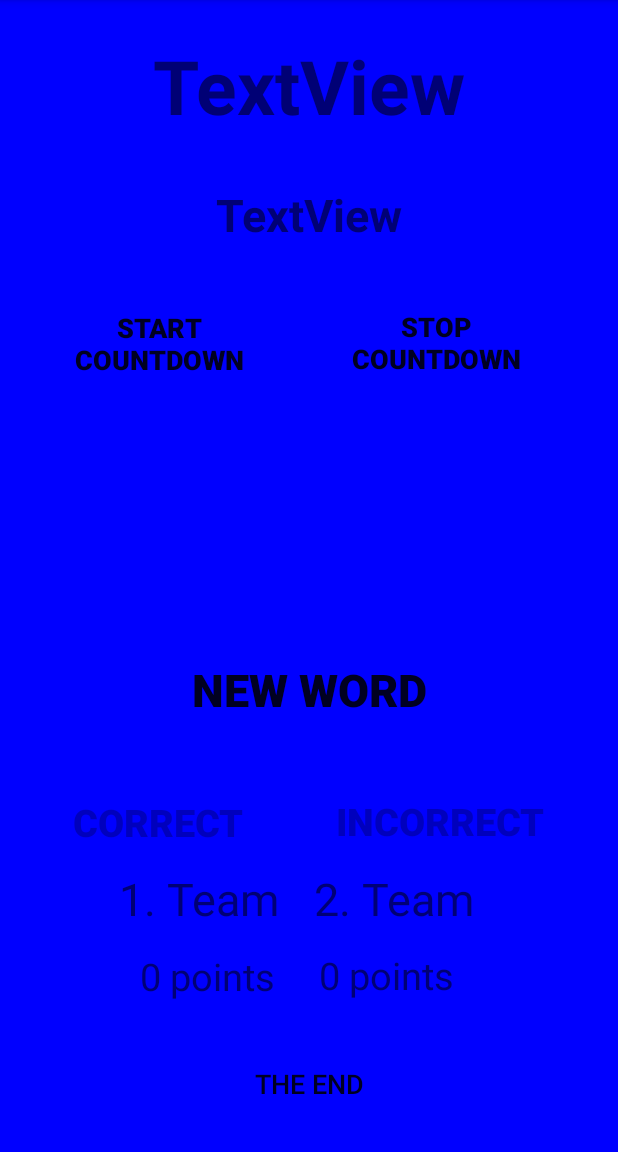
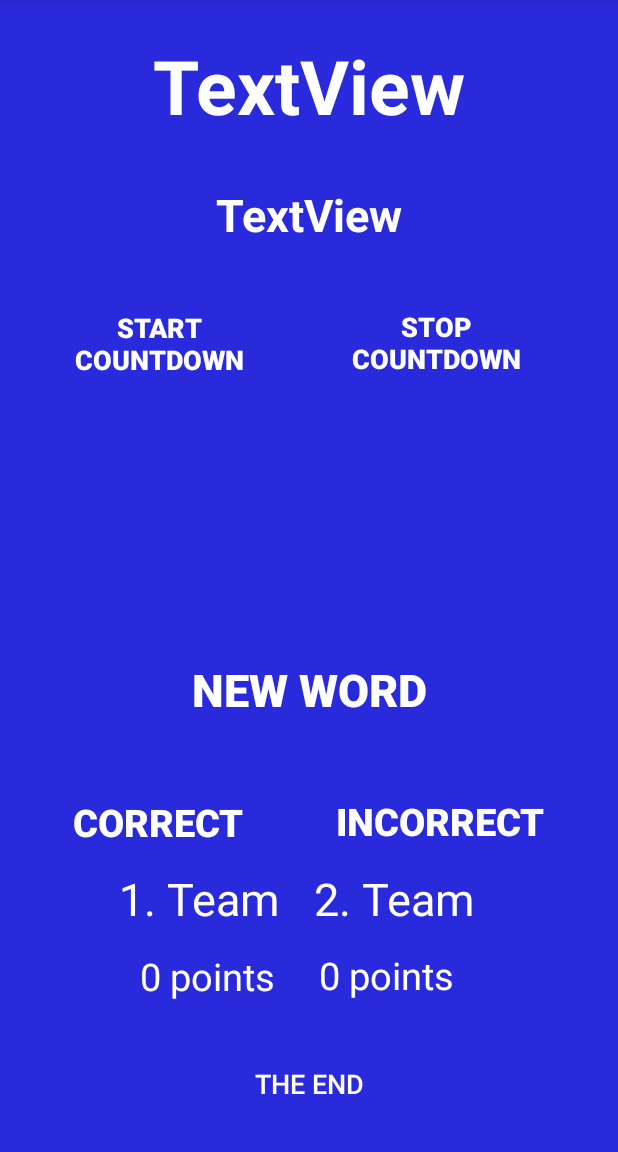
Before and after one commit to gapso8/ActivityGame, an Android app: the PlayActivity screen opened directly, with no data from a screen before it, on a phone screen of 412 x 824 dp, the part 84-1236 px from its top. Run offline under Robolectric (Android 15) with nearby library versions, the phone set to English and light mode, and no system bars.

Commit message:
Activity - Bundle bug fixed ;), Background color changing added, Button enabling/disabling changed, Text color changed, README file updated

```diff
--- a/app/src/main/java/com/example/gaper/activity/EndActivity.java
+++ b/app/src/main/java/com/example/gaper/activity/EndActivity.java
@@ -9,6 +9,7 @@ public class EndActivity extends PlayActivity {
 
     private TextView endText;
     private TextView stats;
+    private String[] teamName;
 
     double average;
 
@@ -22,10 +23,12 @@ public class EndActivity extends PlayActivity {
 
         Bundle myBundle = getIntent().getExtras();
 
+        //teamName = myBundle.getStringArray("teamName");
+
         Team myTeam1 = (Team) myBundle.getSerializable("team1");
         Team myTeam2 = (Team) myBundle.getSerializable("team2");
 
-        Log.d("neki", myTeam1.name + "_ " + myTeam2.name);
+        //Log.d("neki", myTeam1.name + "_ " + myTeam2.name);
 
         //setText();
         //setStats();
--- a/app/src/main/java/com/example/gaper/activity/PlayActivity.java
+++ b/app/src/main/java/com/example/gaper/activity/PlayActivity.java
@@ -9,7 +9,7 @@ import android.net.Uri;
 import android.os.Bundle;
 import android.os.CountDownTimer;
 import android.os.Vibrator;
-import android.util.Log;
+import android.support.constraint.ConstraintLayout;
 import android.view.View;
 import android.widget.Button;
 import android.widget.ImageButton;
@@ -43,10 +43,9 @@ public class PlayActivity extends MainActivity {
     private String p = "points";
 
     private String[] presentation = {"speaking", "drawing", "pantomime"};
-    private String [] teamName;
-    private String [] teamColor;
-    private int [] teamColorInt = new int [2];
-    private String [][] players;
+    private String[] teamColor;
+    private String[] teamName;
+    private String[][] players;
     private ArrayList values1 = new ArrayList();
     private ArrayList values2 = new ArrayList();
 
@@ -54,12 +53,9 @@ public class PlayActivity extends MainActivity {
     public MediaPlayer mp;
     private MyDatabase myDB = new MyDatabase(this);
     private CountDownTimer countDownTimer;
-/*
-    int RED = getResources().getColor(R.color.red);
-    int GREEN = getResources().getColor(R.color.green);
-    int BLUE = getResources().getColor(R.color.blue);
-    int BLACK = getResources().getColor(R.color.black);
-*/
+
+    ConstraintLayout constraintLayout;
+
     private View.OnClickListener btnClickListener = new View.OnClickListener() {
         @Override
         public void onClick(View v) {
@@ -78,7 +74,7 @@ public class PlayActivity extends MainActivity {
                     enableButtons(true, 2);
                     break;
                 case R.id.newWord:
-                    changeNames();
+                    change();
                     setRandomWord();
                     time.setText("");
                     enableButtons(false, 1);
@@ -109,22 +105,20 @@ public class PlayActivity extends MainActivity {
 
         //populateDatabase();
 
-        //ConstraintLayout constraintLayout = (ConstraintLayout) findViewById(R.id.constraintLayout);
-        //constraintLayout.setBackgroundColor(getResources().getColor(R.color.red));
+        constraintLayout = (ConstraintLayout) findViewById(R.id.constraintLayout);
 
         playingTeamName = (TextView) findViewById(R.id.teamName);
         playerOn = (TextView) findViewById(R.id.playerOn);
         visible = (ImageButton) findViewById(R.id.visible);
-
         start = (Button) findViewById(R.id.start);
         start.setOnClickListener(btnClickListener);
         stop = (Button) findViewById(R.id.stop);
         stop.setOnClickListener(btnClickListener);
-        up =  (Button)findViewById(R.id.up);
+        up = (Button) findViewById(R.id.up);
         up.setOnClickListener(btnClickListener);
-        down = (Button)findViewById(R.id.down);
+        down = (Button) findViewById(R.id.down);
         down.setOnClickListener(btnClickListener);
-        newWord = (Button)findViewById(R.id.newWord);
+        newWord = (Button) findViewById(R.id.newWord);
         newWord.setOnClickListener(btnClickListener);
         word = (TextView) findViewById(R.id.word);
         word.setOnClickListener(btnClickListener);
@@ -150,22 +144,21 @@ public class PlayActivity extends MainActivity {
         myBund = getIntent().getExtras();
 
         if (myBund != null) {
-
-            Log.d("neki", myBund + " my bundle ");
-
-            teamName = myBund.getStringArray("teamName");   //Error
+            teamName = myBund.getStringArray("teamName");
             teamColor = myBund.getStringArray("teamColor");
             players = (String[][]) myBund.getSerializable("players");
 
+            if (teamName != null) {
                 playingTeamName.setText(teamName[0]);
                 playerOn.setText(players[0][0]);
                 points1Team.setText(teamName[0]);
                 points2Team.setText(teamName[1]);
 
+                setTeamColor(teamColor[0]);
+            }
+        }
         start.setEnabled(false);
         stop.setEnabled(false);
-
-            //setTeamColor();
 
         visible.setOnClickListener(new View.OnClickListener() {
             @Override
@@ -181,7 +174,7 @@ public class PlayActivity extends MainActivity {
                 return false;
             }
         });
-        }
+
     }
 
     @Override
@@ -194,19 +187,18 @@ public class PlayActivity extends MainActivity {
         countDownTimer = new CountDownTimer(timeS * 1000, 1000) {
             @Override
             public void onTick(long millisUntilFinished) {
-                int sek = (int)millisUntilFinished / 1000;
+                int sek = (int) millisUntilFinished / 1000;
                 int minute = sek / 60;
                 int preostaleSekunde = sek - minute * 60;
 
                 String secondString = preostaleSekunde < 2 ? " second left" : " seconds left";
 
                 if (minute < 1) {
-                    time.setText(preostaleSekunde +  secondString);
-                }
-                else {
+                    time.setText(preostaleSekunde + secondString);
+                } else {
                     time.setText(minute + " minute : " + preostaleSekunde + secondString);
                 }
-                if(sek <= 10){
+                if (sek <= 10) {
                     time.setTextColor(Color.parseColor("#FF0000"));
                     mp.start();
                 }
@@ -228,7 +220,6 @@ public class PlayActivity extends MainActivity {
         countDownTimer.start();
     }
 
-
     public void cancel() {
         if (countDownTimer != null) {
             countDownTimer.cancel();
@@ -237,43 +228,58 @@ public class PlayActivity extends MainActivity {
         }
     }
 
-    private void enableButtons(boolean enable, int a){
+    private void enableButtons(boolean enable, int a) {
         if (enable) {
             switch (a) {
                 case 1:
                     up.setEnabled(true);
+                    up.setTextColor(getResources().getColor(R.color.text));
                     down.setEnabled(true);
+                    down.setTextColor(getResources().getColor(R.color.text));
                     newWord.setEnabled(true);
+                    newWord.setTextColor(getResources().getColor(R.color.text));
                     break;
                 case 2:
                     up.setEnabled(true);
+                    up.setTextColor(getResources().getColor(R.color.text));
                     down.setEnabled(true);
+                    down.setTextColor(getResources().getColor(R.color.text));
                     stop.setEnabled(false);
+                    stop.setTextColor(getResources().getColor(R.color.grey));
                     break;
                 case 3:
                     newWord.setEnabled(true);
+                    newWord.setTextColor(getResources().getColor(R.color.text));
                     up.setEnabled(false);
+                    up.setTextColor(getResources().getColor(R.color.grey));
                     down.setEnabled(false);
+                    down.setTextColor(getResources().getColor(R.color.grey));
                     break;
                 case 4:
                     start.setEnabled(false);
+                    start.setTextColor(getResources().getColor(R.color.grey));
                     stop.setEnabled(true);
+                    stop.setTextColor(getResources().getColor(R.color.text));
                     break;
             }
-        }
-        else {
+        } else {
             up.setEnabled(false);
+            up.setTextColor(getResources().getColor(R.color.grey));
             down.setEnabled(false);
+            down.setTextColor(getResources().getColor(R.color.grey));
             newWord.setEnabled(false);
+            newWord.setTextColor(getResources().getColor(R.color.grey));
             stop.setEnabled(false);
+            stop.setTextColor(getResources().getColor(R.color.grey));
             start.setEnabled(true);
+            start.setTextColor(getResources().getColor(R.color.text));
         }
     }
 
     private void setRandomWord() {
-        Cursor myCursor = myDB.getWordFromTable((int)(Math.random() * Words.getWords().length-1));
+        Cursor myCursor = myDB.getWordFromTable((int) (Math.random() * Words.getWords().length - 1));
 
-        if (myCursor.moveToFirst()){
+        if (myCursor.moveToFirst()) {
             String data = myCursor.getString(myCursor.getColumnIndex("word"));
             word.setText(data);
             share.setText(presentation[(int) (Math.random() * presentation.length)]);
@@ -283,7 +289,7 @@ public class PlayActivity extends MainActivity {
 
     public void goTo(View view) {
         a = word.getText().toString();
-        goToUrl("http://www.dictionary.com/browse/"+ a +"?s=t");
+        goToUrl("http://www.dictionary.com/browse/" + a + "?s=t");
     }
 
     private void goToUrl(String url) {
@@ -292,13 +298,13 @@ public class PlayActivity extends MainActivity {
         startActivity(launchBrowser);
     }
 
-    private void points(boolean a){
-        if(a) {
+    private void points(boolean a) {
+        if (a) {
             setValues("correct");
             points1.setText(getTeamPoints(values1) + " " + p);
             points2.setText(getTeamPoints(values2) + " " + p);
 
-            switch(share.getText().toString()){
+            switch (share.getText().toString()) {
                 case "speaking":
                     setValues("scor");
                     break;
@@ -311,12 +317,12 @@ public class PlayActivity extends MainActivity {
                     setValues("pcor");
                     break;
             }
-        }else {
+        } else {
             setValues("incorrect");
             points1.setText(getTeamPoints(values1) + " " + p);
             points2.setText(getTeamPoints(values2) + " " + p);
 
-            switch(share.getText().toString()){
+            switch (share.getText().toString()) {
                 case "speaking":
                     setValues("sinc");
                     break;
@@ -332,15 +338,15 @@ public class PlayActivity extends MainActivity {
         }
     }
 
-    private void setValues(String val){
-        if(playingTeamName.getText().toString().equals(teamName[0])){
+    private void setValues(String val) {
+        if (playingTeamName.getText().toString().equals(teamName[0])) {
             values1.add(val);
-        }else{
+        } else {
             values2.add(val);
         }
     }
 
-    private int getTeamPoints(ArrayList val){
+    private int getTeamPoints(ArrayList val) {
         int points = 0;
         points = Collections.frequency(val, "correct");
         if (points == 1)
@@ -350,14 +356,15 @@ public class PlayActivity extends MainActivity {
         return points;
     }
 
-    private void theEnd(){
-        Bundle myBund = new Bundle();
-        Team team1 = new Team(teamName[0], teamColorInt[0], players[0][0], players[0][1], values1);
-        Team team2 = new Team(teamName[1], teamColorInt[1], players[1][0], players[1][1], values2);
+    private void theEnd() {
+        Bundle myBundle = new Bundle();
+        Team team1 = new Team(teamName[0], teamColor[0], players[0][0], players[0][1], values1);
+        Team team2 = new Team(teamName[1], teamColor[1], players[1][0], players[1][1], values2);
 
-        Intent j = new Intent(getApplicationContext(), EndActivity.class);
+        Intent j = new Intent(PlayActivity.this, EndActivity.class);
         j.putExtra("team1", team1);
         j.putExtra("team2", team2);
+
         startActivity(j);
         finish();
     }
@@ -374,59 +381,60 @@ public class PlayActivity extends MainActivity {
         myDB.insertScore();
     }
 
-    private void changeNames(){
+    private void change() {
         String pt = playingTeamName.getText().toString();
         String p = playerOn.getText().toString();
 
-        if(pt.equals(teamName[0]) && word.getText().toString().equals("")) {
+        if (pt.equals(teamName[0]) && word.getText().toString().equals("")) {
             playingTeamName.setText(teamName[0]);
             playerOn.setText(players[0][0]);
 
-        }else {
-            if(pt.equals(teamName[0])){
+        } else {
+            if (pt.equals(teamName[0])) {
                 playingTeamName.setText(teamName[1]);
+                setTeamColor(teamColor[1]);
 
-
-                if(p.equals(players[0][0])) {
+                if (p.equals(players[0][0])) {
                     playerOn.setText(players[1][0]);
-                }else if(p.equals(players[0][1]))
+                } else if (p.equals(players[0][1]))
                     playerOn.setText(players[1][1]);
-                else if(p.equals(players[1][1]))
+                else if (p.equals(players[1][1]))
                     playerOn.setText(players[0][0]);
 
-            }else {
+            } else {
                 playingTeamName.setText(teamName[0]);
+                setTeamColor(teamColor[0]);
+
 
                 if (p.equals(players[1][0]))
                     playerOn.setText(players[0][1]);
-                else if(p.equals(players[1][1]))
+                else if (p.equals(players[1][1]))
                     playerOn.setText(players[0][0]);
-                else if(p.equals(players[0][1]))
+                else if (p.equals(players[0][1]))
                     playerOn.setText(players[1][1]);
+
             }
         }
     }
 
-    /*private void setTeamColor(){
-        String color = teamColor[0];
-
-        for(int i= 0; i < 2; i++) {
-            switch (color) {
+    private void setTeamColor(String col) {
+        switch (col) {
             case "red":
-                    teamColorInt[i] = RED;
+                constraintLayout.setBackgroundColor(getResources().getColor(R.color.red));
+                //changeTextColor(1);
                 break;
             case "green":
-                    teamColorInt[i] = GREEN;
+                constraintLayout.setBackgroundColor(getResources().getColor(R.color.green));
+                //changeTextColor(1);
                 break;
             case "blue":
-                    teamColorInt[i] = BLUE;
+                constraintLayout.setBackgroundColor(getResources().getColor(R.color.blue));
+                //changeTextColor(1);
                 break;
             case "black":
-                    teamColorInt[i] = BLACK;
+                constraintLayout.setBackgroundColor(getResources().getColor(R.color.black));
+                //changeTextColor(0);
                 break;
         }
-            color = teamColor[1];
     }
 }
-*/
-}
--- a/app/src/main/java/com/example/gaper/activity/Team.java
+++ b/app/src/main/java/com/example/gaper/activity/Team.java
@@ -9,12 +9,12 @@ import java.util.ArrayList;
 
 public class Team implements Serializable{
     String name;
-    int color;
+    String color;
     String player1;
     String player2;
     ArrayList values;
 
-    public Team(String name, int color, String player1, String player2, ArrayList values){
+    public Team(String name, String color, String player1, String player2, ArrayList values){
         this.name = name;
         this.color = color;
         this.player1 = player1;
--- a/app/src/main/java/com/example/gaper/activity/TeamsActivity.java
+++ b/app/src/main/java/com/example/gaper/activity/TeamsActivity.java
@@ -1,18 +1,13 @@
 package com.example.gaper.activity;
 
 import android.content.Intent;
-import android.graphics.Paint;
-import android.support.v7.app.AppCompatActivity;
 import android.os.Bundle;
 import android.view.View;
-import android.view.ViewGroup;
 import android.widget.Button;
 import android.widget.EditText;
 import android.widget.ImageButton;
 import android.widget.TextView;
 import android.widget.Toast;
-
-//TESTING TESTING
 
 public class TeamsActivity extends MainActivity {
 
@@ -33,7 +28,6 @@ public class TeamsActivity extends MainActivity {
 
     ImageButton[] buttons;
 
-    //String name = "";
     String color = "";
     String[] teamName = new String[2];
     String[] teamColor = new String[2];
--- a/app/src/main/res/layout/play_activity.xml
+++ b/app/src/main/res/layout/play_activity.xml
@@ -16,6 +16,7 @@
         android:layout_marginEnd="8dp"
         android:layout_marginStart="8dp"
         android:text="@string/startCountdown"
+        android:textColor="@color/text"
         android:textSize="18sp"
         android:textStyle="bold"
         app:layout_constraintBottom_toTopOf="@+id/time"
@@ -32,6 +33,7 @@
         android:layout_height="68dp"
         android:layout_marginEnd="32dp"
         android:text="@string/stopCountdown"
+        android:textColor="@color/text"
         android:textSize="18sp"
         android:textStyle="bold"
         app:layout_constraintBottom_toTopOf="@+id/time"
@@ -49,6 +51,7 @@
         android:paddingLeft="10dp"
         android:paddingRight="10dp"
         android:text="@string/time"
+        android:textColor="@color/text"
         android:textAlignment="center"
         android:textAppearance="@style/TextAppearance.AppCompat.SearchResult.Title"
         android:textSize="30sp"
@@ -67,6 +70,7 @@
         android:layout_marginTop="8dp"
         android:enabled="false"
         android:text="@string/correct"
+        android:textColor="@color/text"
         android:textAlignment="center"
         android:textSize="25sp"
         android:textStyle="bold"
@@ -85,6 +89,7 @@
         android:layout_marginTop="8dp"
         android:enabled="false"
         android:text="@string/incorrect"
+        android:textColor="@color/text"
         android:textAlignment="center"
         android:textSize="25sp"
         android:textStyle="bold"
@@ -101,6 +106,7 @@
         android:layout_width="0dp"
         android:layout_height="wrap_content"
         android:text="@string/word"
+        android:textColor="@color/text"
         android:textAlignment="center"
         android:textSize="40sp"
         app:layout_constraintBottom_toTopOf="@+id/up"
@@ -116,6 +122,7 @@
         android:layout_width="0dp"
         android:layout_height="wrap_content"
         android:text="@string/newWord"
+        android:textColor="@color/text"
         android:textSize="30sp"
         android:textStyle="bold"
         app:layout_constraintBottom_toTopOf="@+id/up"
@@ -130,6 +137,7 @@
         android:layout_width="0dp"
         android:layout_height="wrap_content"
         android:text="@string/app_name"
+        android:textColor="@color/text"
         android:textAlignment="center"
         android:textSize="20sp"
         app:layout_constraintBottom_toTopOf="@+id/newWord"
@@ -145,6 +153,7 @@
         android:layout_width="wrap_content"
         android:layout_height="wrap_content"
         android:text="@string/the_end"
+        android:textColor="@color/text"
         android:textSize="18sp"
         app:layout_constraintBottom_toBottomOf="parent"
         app:layout_constraintEnd_toEndOf="parent"
@@ -157,6 +166,7 @@
         android:layout_width="wrap_content"
         android:layout_height="wrap_content"
         android:text="@string/play_team_name"
+        android:textColor="@color/text"
         android:textSize="50sp"
         android:textStyle="bold"
         app:layout_constraintBottom_toBottomOf="parent"
@@ -170,6 +180,7 @@
         android:layout_width="wrap_content"
         android:layout_height="wrap_content"
         android:text="@string/team_1_points"
+        android:textColor="@color/text"
         android:textSize="30sp"
         app:layout_constraintBottom_toBottomOf="parent"
         app:layout_constraintEnd_toEndOf="parent"
@@ -183,6 +194,7 @@
         android:layout_width="wrap_content"
         android:layout_height="wrap_content"
         android:text="@string/team_2_points"
+        android:textColor="@color/text"
         android:textSize="30sp"
         app:layout_constraintBottom_toBottomOf="parent"
         app:layout_constraintEnd_toEndOf="parent"
@@ -196,6 +208,7 @@
         android:layout_width="wrap_content"
         android:layout_height="wrap_content"
         android:text="@string/points1"
+        android:textColor="@color/text"
         android:textSize="25sp"
         app:layout_constraintBottom_toBottomOf="parent"
         app:layout_constraintEnd_toEndOf="parent"
@@ -209,6 +222,7 @@
         android:layout_width="wrap_content"
         android:layout_height="wrap_content"
         android:text="@string/points2"
+        android:textColor="@color/text"
         android:textSize="25sp"
         app:layout_constraintBottom_toBottomOf="parent"
         app:layout_constraintEnd_toEndOf="parent"
@@ -222,6 +236,7 @@
         android:layout_width="wrap_content"
         android:layout_height="wrap_content"
         android:text="@string/player_on"
+        android:textColor="@color/text"
         android:textSize="30sp"
         android:textStyle="bold"
         app:layout_constraintBottom_toBottomOf="parent"
--- a/app/src/main/res/values/colors.xml
+++ b/app/src/main/res/values/colors.xml
@@ -3,8 +3,10 @@
     <color name="colorPrimary">#3F51B5</color>
     <color name="colorPrimaryDark">#303F9F</color>
     <color name="colorAccent">#FF4081</color>
-    <color name="red">#FF0000</color>
-    <color name="green">#00FF00</color>
-    <color name="blue">#0000FF</color>
+    <color name="red">#d7120e</color>
+    <color name="green">#04ab05</color>
+    <color name="blue">#2a2add</color>
     <color name="black">#000000</color>
+    <color name="grey">#696969</color>
+    <color name="text">#ffffff</color>
 </resources>
```
Also changed, not shown: 1 other file. Lines whose indentation alone changed are shown as unchanged.
